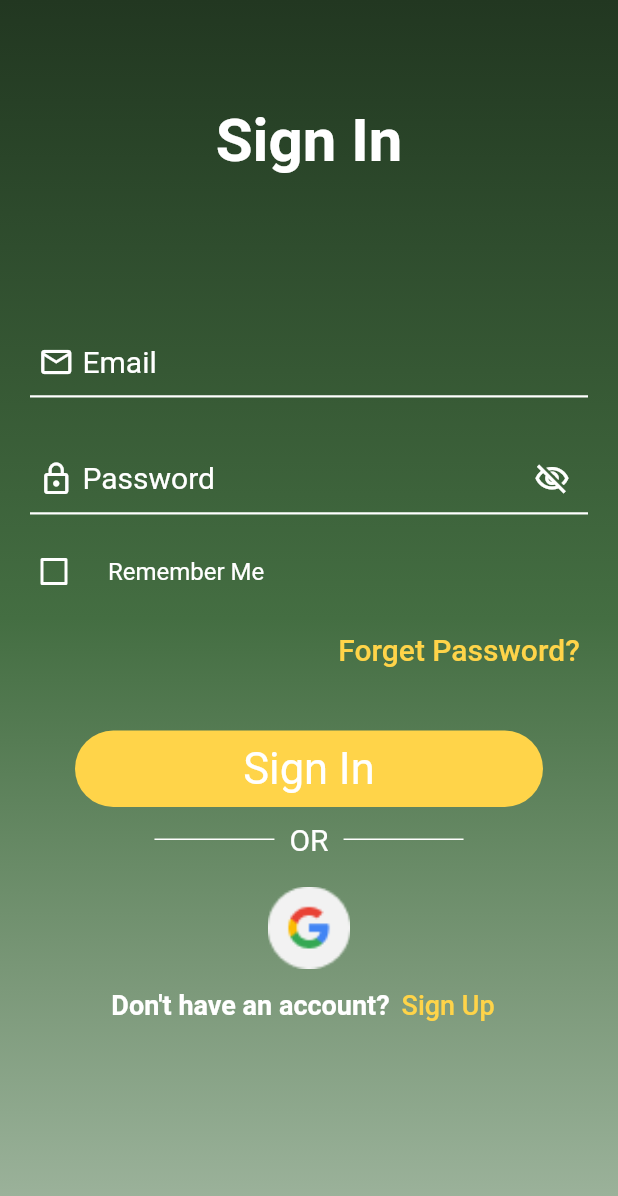
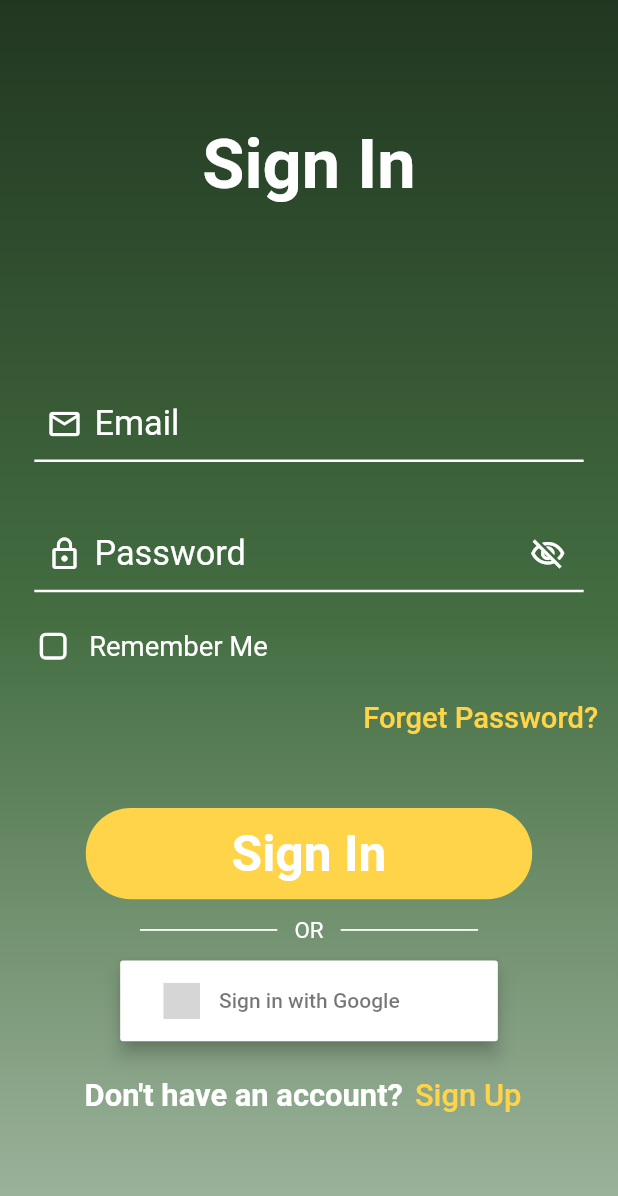
Before and after one commit to Radwa812-Apps/team-near-my-, a Flutter app: the SignInScreen screen opened directly, on a phone screen of 412 x 824 dp. Shown: the top 1196 px of the screen. Run offline on Flutter 3.47's test engine with Material 2 defaults, Android fonts, the light colour scheme and no system bars; drawn by our look-alikes of modal_progress_hud_nsn, sign_in_button; our stand-ins replace bloc, cloud_firestore, connectivity_plus, dio, firebase_auth, firebase_core and 13 more; missing offline and left inert: dart:ffi, label_marker, video_player_control_panel; accounts and stored records are empty; Roboto replaces fonts that are missing (OpenSans-Bold, OpenSans-Regular, OpenSans-SemiBold); grey boxes are pictures that could not be loaded.

Commit message:
update sign in ui  size

```diff
--- a/lib/Features/auth/Sign_up_and_in/components/bold_text_widget.dart
+++ b/lib/Features/auth/Sign_up_and_in/components/bold_text_widget.dart
@@ -1,5 +1,5 @@
 import 'package:flutter/material.dart';
-
+import 'package:flutter_screenutil/flutter_screenutil.dart';
 import '../../../../core/constants.dart';
 
 class BoldTextWidget extends StatelessWidget {
@@ -9,12 +9,12 @@
   @override
   Widget build(BuildContext context) {
     return Padding(
-      padding: const EdgeInsets.only(
-        top: 50.0,
+      padding: EdgeInsets.only(
+        top: 50.h,
       ),
       child: Text(name!,
-          style: const TextStyle(
-            fontSize: 40,
+          style: TextStyle(
+            fontSize: 40.sp,
             color: Colors.white,
             fontFamily: kFontBold,
             fontWeight: FontWeight.bold,
--- a/lib/Features/auth/Sign_up_and_in/components/linear_gradient_widget.dart
+++ b/lib/Features/auth/Sign_up_and_in/components/linear_gradient_widget.dart
@@ -5,18 +5,6 @@
   Widget build(Object context) {
     return Container(
       decoration: const BoxDecoration(
-        // gradient: LinearGradient(
-        //   begin: Alignment.topLeft,
-        //   end: Alignment.bottomRight,
-        //   colors: [
-        //    Color.fromRGBO(68, 110, 66, 1),
-        //     Color.fromRGBO(177, 211, 209, 1),
-        //   ],
-        //   stops: [
-        //     0.1,
-        //     1.0,
-        //   ],
-        // ),
         gradient: LinearGradient(
           begin: Alignment.topCenter,
           end: Alignment.bottomCenter,
@@ -34,17 +22,17 @@
             Color.fromRGBO(161, 182, 160, 1),
           ],
           stops: [
-            0.0, // First color at 0%
-            0.1, // Second color at 10%
-            0.2, // Third color at 20%
-            0.3, // Fourth color at 30%
-            0.4, // Fifth color at 40%
-            0.5, // Sixth color at 50%
-            0.6, // Seventh color at 60%
-            0.7, // Eighth color at 70%
-            0.8, // Ninth color at 80%
-            0.9, // Tenth color at 90%
-            1.0, // Last color at 100%
+            0.0,
+            0.1,
+            0.2,
+            0.3,
+            0.4,
+            0.5,
+            0.6,
+            0.7,
+            0.8,
+            0.9,
+            1.0,
           ],
         ),
       ),
--- a/lib/Features/auth/Sign_up_and_in/components/or_widget.dart
+++ b/lib/Features/auth/Sign_up_and_in/components/or_widget.dart
@@ -1,4 +1,5 @@
 import 'package:flutter/material.dart';
+import 'package:flutter_screenutil/flutter_screenutil.dart';
 
 import '../../../../core/constants.dart';
 
@@ -13,12 +14,12 @@
       mainAxisAlignment: MainAxisAlignment.center,
       children: [
         Container(
-          height: 1.0,
+          height: 1.h,
           color: Colors.white,
           width: lineWidth,
         ),
-        const SizedBox(
-          width: 10,
+        SizedBox(
+          width: 10.w,
         ),
         Text(
           'OR',
@@ -28,11 +29,11 @@
             fontFamily: kFontRegular,
           ),
         ),
-        const SizedBox(
-          width: 10,
+        SizedBox(
+          width: 10.w,
         ),
         Container(
-          height: 1.0,
+          height: 1.h,
           color: Colors.white,
           width: lineWidth,
         ),
--- a/lib/Features/auth/Sign_up_and_in/components/submit_button.dart
+++ b/lib/Features/auth/Sign_up_and_in/components/submit_button.dart
@@ -1,4 +1,5 @@
 import 'package:flutter/material.dart';
+import 'package:flutter_screenutil/flutter_screenutil.dart';
 
 import '../../../../core/constants.dart';
 
@@ -11,14 +12,13 @@
   @override
   Widget build(BuildContext context) {
     return Padding(
-      padding: const EdgeInsets.symmetric(horizontal: 50.0),
+      padding: EdgeInsets.symmetric(horizontal: 50.w),
       child: InkWell(
         onTap: onTap,
-        borderRadius:
-            BorderRadius.circular(30),
+        borderRadius: BorderRadius.circular(30),
         child: Container(
-          height: 51,
-          width: 200,
+          height: 51.h,
+          width: 200.w,
           decoration: BoxDecoration(
             borderRadius: BorderRadius.circular(30),
             color: kSpecialColor,
@@ -26,9 +26,10 @@
           child: Center(
             child: Text(
               name!,
-              style: const TextStyle(
+              style: TextStyle(
                 color: Colors.white,
-                fontSize: 29,
+                fontSize: 29.sp,
+                fontWeight: FontWeight.bold,
                 fontFamily: kFontSemiBold,
               ),
             ),
--- a/lib/Features/auth/Sign_up_and_in/components/text_form_widget.dart
+++ b/lib/Features/auth/Sign_up_and_in/components/text_form_widget.dart
@@ -1,4 +1,5 @@
 import 'package:flutter/material.dart';
+import 'package:flutter_screenutil/flutter_screenutil.dart';
 import 'package:nearme_app/core/constants.dart';
 
 class TextFormFieldWidget extends StatefulWidget {
@@ -26,7 +27,8 @@
     required this.validatior,
     required this.onchange,
     required this.lineColor,
-    required this.hintColor, required this.lineFocusColor,
+    required this.hintColor,
+    required this.lineFocusColor,
   });
 
   @override
@@ -39,16 +41,16 @@
   @override
   Widget build(BuildContext context) {
     return Padding(
-      padding: const EdgeInsets.symmetric(
-        horizontal: 20.0,
+      padding: EdgeInsets.symmetric(
+        horizontal: 20.w,
       ),
       child: TextFormField(
         onChanged: widget.onchange,
         validator: widget.validatior,
         controller: widget.controller,
-        style: const TextStyle(
+        style: TextStyle(
           color: Colors.white,
-          fontSize: 20,
+          fontSize: 20.sp,
           fontFamily: kFontRegular,
         ),
         keyboardType: widget.keyboardType,
@@ -58,8 +60,8 @@
         decoration: InputDecoration(
           hintText: widget.hint,
           prefixIcon: widget.prefixIcon,
-          prefixIconConstraints: const BoxConstraints(
-            minWidth: 35,
+          prefixIconConstraints: BoxConstraints(
+            minWidth: 35.w,
           ),
           suffixIcon: widget.isPassword
               ? IconButton(
@@ -78,19 +80,19 @@
               : null,
           hintStyle: TextStyle(
             color: widget.hintColor,
-            fontSize: 20,
+            fontSize: 20.sp,
             fontFamily: kFontRegular,
           ),
-          focusedBorder:  UnderlineInputBorder(
+          focusedBorder: UnderlineInputBorder(
             borderSide: BorderSide(
               color: widget.lineFocusColor,
-              width: 1.5,
+              width: 1.5.w,
             ),
           ),
           enabledBorder: UnderlineInputBorder(
             borderSide: BorderSide(
               color: widget.lineColor,
-              width: 1.5,
+              width: 1.5.w,
             ),
           ),
         ),
--- a/lib/Features/auth/Sign_up_and_in/screens/sign_in_screen.dart
+++ b/lib/Features/auth/Sign_up_and_in/screens/sign_in_screen.dart
@@ -1,15 +1,12 @@
 import 'package:flutter/material.dart';
 import 'package:flutter_bloc/flutter_bloc.dart';
+import 'package:flutter_screenutil/flutter_screenutil.dart';
 import 'package:modal_progress_hud_nsn/modal_progress_hud_nsn.dart';
-import 'package:nearme_app/Features/Home/Home/Screens/home_screen.dart';
-import 'package:nearme_app/Features/Map_After_SignUp/Screens/map1.dart';
 import 'package:nearme_app/Features/Permissions/Screens/permissions.dart';
 import 'package:nearme_app/Features/auth/Forgot_password/Screens/forgot_password.dart';
 import 'package:nearme_app/Features/auth/Sign_up_and_in/screens/sign_up_screen.dart';
-import 'package:nearme_app/components/mainScaffold.dart';
 import 'package:nearme_app/core/data/bloc/Auth/auth_bloc.dart';
 import 'package:shared_preferences/shared_preferences.dart';
-
 import '../../../../core/constants.dart';
 import '../../../../core/services/signInWithGoogle.dart';
 import '../../../../core/messages.dart';
@@ -22,23 +19,16 @@
 class SignInScreen extends StatefulWidget {
   @override
   State<SignInScreen> createState() => _SignInScreenState();
-
   static const String signInScreenKey = '/SignInScreen';
 }
 
 class _SignInScreenState extends State<SignInScreen> {
   double space = 30;
-
-  TextEditingController _emailController = TextEditingController();
-
-  TextEditingController _passwordController = TextEditingController();
-
+  final TextEditingController _emailController = TextEditingController();
+  final TextEditingController _passwordController = TextEditingController();
   GlobalKey<FormState> formKey = GlobalKey<FormState>();
-
   String? email, password;
-
   bool isload = false;
-
   bool? rememberMe = false;
 
   @override
@@ -46,9 +36,7 @@
     return BlocConsumer<AuthBloc, AuthState>(
       listener: (context, state) {
         if (state is LoginSuccess) {
-          // Navigator.pushNamed(context, Map1.map1Key);
-          // Navigator.pushNamed(context, '/shimass');
-          Navigator.pushNamed(context,Permissions.permissionsKey);
+          Navigator.pushNamed(context, Permissions.permissionsKey);
         } else if (state is LoginError) {
           isload = false;
           AppMessages().sendVerification(
@@ -69,16 +57,17 @@
                   child: ListView(
                     physics: const BouncingScrollPhysics(),
                     children: [
-                      const SizedBox(height: 20),
+                      SizedBox(height: 20.h),
                       const Center(
                         child: BoldTextWidget(
                           name: 'Sign In',
                         ),
                       ),
-                      const SizedBox(height: 100),
+                      SizedBox(height: 100.h),
                       TextFormFieldWidget(
                         lineFocusColor: Colors.white,
-                        hintColor: Colors.white, lineColor: Colors.white,
+                        hintColor: Colors.white,
+                        lineColor: Colors.white,
                         controller: _emailController,
                         hint: 'Email',
                         prefixIcon: const Icon(Icons.email_outlined,
@@ -94,10 +83,11 @@
                           email = p0;
                         }),
                       ),
-                      const SizedBox(height: 30),
+                      SizedBox(height: 30.h),
                       TextFormFieldWidget(
                         lineFocusColor: Colors.white,
-                        hintColor: Colors.white, lineColor: Colors.white,
+                        hintColor: Colors.white,
+                        lineColor: Colors.white,
                         controller: _passwordController,
                         hint: 'Password',
                         prefixIcon:
@@ -114,16 +104,39 @@
                           password = p0;
                         }),
                       ),
-                      const SizedBox(height: 10),
-                      CheckboxListTile(
-                        title: const Text(
-                          'Remember Me',
-                          style: TextStyle(
-                            color: Colors.white,
-                            fontSize: 16,
-                            fontFamily: kFontBold,
-                          ),
-                        ),
+                      SizedBox(height: 10.h),
+                      // CheckboxListTile(
+                      //   title: Text(
+                      //     'Remember Me',
+                      //     style: TextStyle(
+                      //       color: Colors.white,
+                      //       fontSize: 16.sp,
+                      //       fontFamily: kFontBold,
+                      //     ),
+                      //   ),
+                      //   value: rememberMe,
+                      //   onChanged: (value) {
+                      //     setState(() {
+                      //       rememberMe = value;
+                      //     });
+                      //     keppUserLogIn(value ?? false);
+                      //   },
+                      //   controlAffinity: ListTileControlAffinity.leading,
+                      //   activeColor: kSpecialColor,
+                      //   checkColor: Colors.white,
+                      //   side: BorderSide(
+                      //     color: Colors.white,
+                      //     width: 2.w,
+                      //   ),
+                      //   shape: RoundedRectangleBorder(
+                      //     borderRadius: BorderRadius.circular(4),
+                      //   ),
+                      // ),
+                      Padding(
+                        padding: EdgeInsets.only(left: 10.w),
+                        child: Row(
+                          children: [
+                            Checkbox(
                               value: rememberMe,
                               onChanged: (value) {
                                 setState(() {
@@ -131,35 +144,46 @@
                                 });
                                 keppUserLogIn(value ?? false);
                               },
-                        controlAffinity: ListTileControlAffinity.leading,
                               activeColor: kSpecialColor,
                               checkColor: Colors.white,
-                        side: const BorderSide(
+                              side: BorderSide(
                                 color: Colors.white,
-                          width: 2,
+                                width: 2.w,
                               ),
                               shape: RoundedRectangleBorder(
                                 borderRadius: BorderRadius.circular(4),
                               ),
                             ),
+                            // SizedBox(width: 1.w),
+                            Text(
+                              'Remember Me',
+                              style: TextStyle(
+                                color: Colors.white,
+                                fontSize: 16.sp,
+                                fontFamily: kFontBold,
+                              ),
+                            ),
+                          ],
+                        ),
+                      ),
                       Padding(
-                        padding: const EdgeInsets.only(left: 200),
+                        padding: EdgeInsets.only(left: 200.w),
                         child: TextButton(
                           onPressed: () {
                             Navigator.pushNamed(
                                 context, ForgotPassword.forgotPasswordKey);
                           },
-                          child: const Text(
+                          child: Text(
                             "Forget Password?",
                             style: TextStyle(
                               color: kSpecialColor,
-                              fontSize: 20,
+                              fontSize: 17.sp,
                               fontFamily: kFontBold,
                             ),
                           ),
                         ),
                       ),
-                      const SizedBox(height: 30),
+                      SizedBox(height: 30.h),
                       SubmitButton(
                         name: 'Sign In',
                         onTap: () {
@@ -173,21 +197,22 @@
                           } else {}
                         },
                       ),
-                      const SizedBox(height: 10),
-                      const ORWediget(
-                        oRsize: 20,
-                        lineWidth: 80,
+                      SizedBox(height: 10.h),
+                      ORWediget(
+                        oRsize: 13.sp,
+                        lineWidth: 80.w,
                       ),
-                      const SizedBox(height: 20),
+                      SizedBox(height: 10.h),
                       SocialAuthWidget(),
+                      SizedBox(height: 10.h),
                       Row(
                         mainAxisAlignment: MainAxisAlignment.center,
                         children: [
-                          const Text(
+                          Text(
                             "Don't have an account?",
                             style: TextStyle(
                               color: Colors.white,
-                              fontSize: 18,
+                              fontSize: 18.sp,
                               fontFamily: kFontBold,
                               fontWeight: FontWeight.bold,
                             ),
@@ -197,11 +222,11 @@
                               Navigator.pushNamed(
                                   context, SignUpScreen.signUpScreenKey);
                             },
-                            child: const Text(
+                            child: Text(
                               "Sign Up",
                               style: TextStyle(
                                 color: kSpecialColor,
-                                fontSize: 18,
+                                fontSize: 18.sp,
                                 fontFamily: kFontBold,
                               ),
                             ),
@@ -224,37 +249,3 @@
     await prefs.setBool('KeppUserLogIn', value);
   }
 }
-
-// import 'package:cloud_firestore/cloud_firestore.dart';
-// import 'package:flutter/cupertino.dart';
-
-// class GetUserName extends StatelessWidget {
-
-
-//   @override
-//   Widget build(BuildContext context) {
-//     CollectionReference users = FirebaseFirestore.instance.collection('customPlaces');
-
-//     return FutureBuilder<DocumentSnapshot>(
-//       future: users.doc('r0zgKcay7O1tO7RS8fXM').get(),
-//       builder:
-//           (BuildContext context, AsyncSnapshot<DocumentSnapshot> snapshot) {
-
-//         if (snapshot.hasError) {
-//           return Text("Something went wrong");
-//         }
-
-//         if (snapshot.hasData && !snapshot.data!.exists) {
-//           return Text("Document does not exist");
-//         }
-
-//         if (snapshot.connectionState == ConnectionState.done) {
-//           Map<String, dynamic> data = snapshot.data!.data() as Map<String, dynamic>;
-//           return Text("latitude: ${data['latitude']} longitude: ${data['longitude']}");
-//         }
-
-//         return Text("loading");
-//       },
-//     );
-//   }
-// }
--- a/lib/core/services/signInWithGoogle.dart
+++ b/lib/core/services/signInWithGoogle.dart
@@ -120,6 +120,7 @@
 
 import 'package:flutter/material.dart';
 import 'package:flutter/services.dart';
+import 'package:flutter_screenutil/flutter_screenutil.dart';
 import 'package:google_sign_in/google_sign_in.dart';
 import 'package:firebase_auth/firebase_auth.dart';
 import 'package:cloud_firestore/cloud_firestore.dart';
@@ -127,6 +128,7 @@
 import 'package:nearme_app/core/data/models/user.dart';
 import 'package:nearme_app/core/messages.dart';
 import 'package:internet_connection_checker_plus/internet_connection_checker_plus.dart';
+import 'package:sign_in_button/sign_in_button.dart';
 
 import '../../components/mainScaffold.dart';
 import '../constants.dart';
@@ -166,19 +168,20 @@
         return;
       }
 
-    final GoogleSignInAuthentication? googleAuth = await googleUser.authentication;
+      final GoogleSignInAuthentication? googleAuth =
+          await googleUser.authentication;
       final credential = GoogleAuthProvider.credential(
         accessToken: googleAuth?.accessToken,
         idToken: googleAuth?.idToken,
       );
 
-    UserCredential user = await FirebaseAuth.instance.signInWithCredential(credential);
+      UserCredential user =
+          await FirebaseAuth.instance.signInWithCredential(credential);
       print(user.additionalUserInfo!.username);
       // Navigator.pushNamed(context, HomeScreen.homeScreenKey);
       Navigator.pushReplacementNamed(context, MainScaffold.mainScaffoldKey);
 
       await addUserToFirestore(user, context);
-
     } on FirebaseException catch (e) {
       print('FirebaseException: $e');
       handleFirebaseException(e, context);
@@ -275,25 +278,44 @@
     return Row(
       mainAxisAlignment: MainAxisAlignment.center,
       children: [
-        GestureDetector(
-          onTap: () => signInWithGoogle(context),
-          child: Stack(
+        Stack(
           alignment: Alignment.center,
           children: [
-              const SizedBox(
-                width: 55, // Set desired width
-                height: 55, // Set desired height
-                child: Image(
-                  image: AssetImage('assets/images/google.png'),
-                  fit: BoxFit.contain, // Adjust the image fit
+            // SizedBox(
+            //   width: 55.w,
+            //   height: 55.h,
+            //   child: const Image(
+            //     image: AssetImage('assets/images/google.png'),
+            //     fit: BoxFit.contain,
+            //   ),
+            // ),
+            // SignInButton(
+            //   Buttons.google,
+            //   onPressed: () {
+            //     signInWithGoogle(context);
+            //   },
+            //   mini: false,
+            // ),
+            SizedBox(
+              width: 220.w,
+              height: 45.h,
+              child: SignInButton(
+                Buttons.google,
+                onPressed: () {
+                  signInWithGoogle(context);
+                },
+                // shape: RoundedRectangleBorder(
+                //   borderRadius: BorderRadius.circular(10),
+                // ),
+                elevation: 5,
               ),
             ),
-              if (isLoading) // عرض Loading Indicator إذا كان التحميل جاريًا
+
+            if (isLoading)
               const CircularProgressIndicator(
-                  color: kPrimaryColor1, // لون الـ Loading Indicator
+                color: kPrimaryColor1,
               ),
           ],
-          ),
         ),
       ],
     );
--- a/lib/main.dart
+++ b/lib/main.dart
@@ -3,6 +3,7 @@
 import 'package:flutter/material.dart';
 import 'package:flutter/rendering.dart';
 import 'package:flutter_bloc/flutter_bloc.dart';
+import 'package:flutter_screenutil/flutter_screenutil.dart';
 import 'package:nearme_app/Features/Group_Profile/screens/group_profile_screen.dart';
 import 'package:nearme_app/Features/Map_After_SignUp/Screens/MapSearchWidget.dart';
 import 'package:nearme_app/Features/Notifications/Screens/general_notifications.dart';
@@ -50,9 +51,13 @@
   }
 
   runApp(
-    ChangeNotifierProvider(
-      create: (_) => ChatModelTemp(),
-      child: NearMeApp(),
+    ScreenUtilInit(
+      builder: (BuildContext context, Widget? child) {
+        return NearMeApp();
+      },
+      child: ChangeNotifierProvider(
+        create: (_) => ChatModelTemp(),
+      ),
     ),
   );
 }
--- a/pubspec.yaml
+++ b/pubspec.yaml
@@ -63,6 +63,8 @@
   geolocator: ^11.1.0
   fluttertoast: ^8.2.5
   intl: ^0.18.1
+  flutter_screenutil: ^5.7.0
+  sign_in_button: ^3.2.0
 
 
 
```
Also changed, not shown: pubspec.lock. Lines whose indentation alone changed are shown as unchanged.
